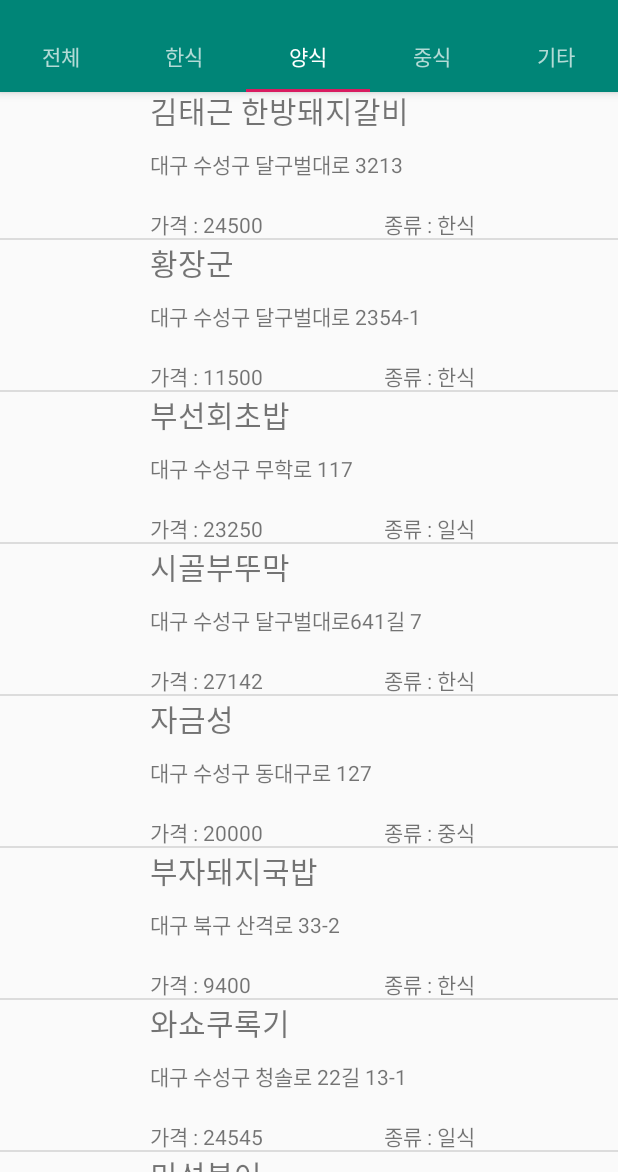
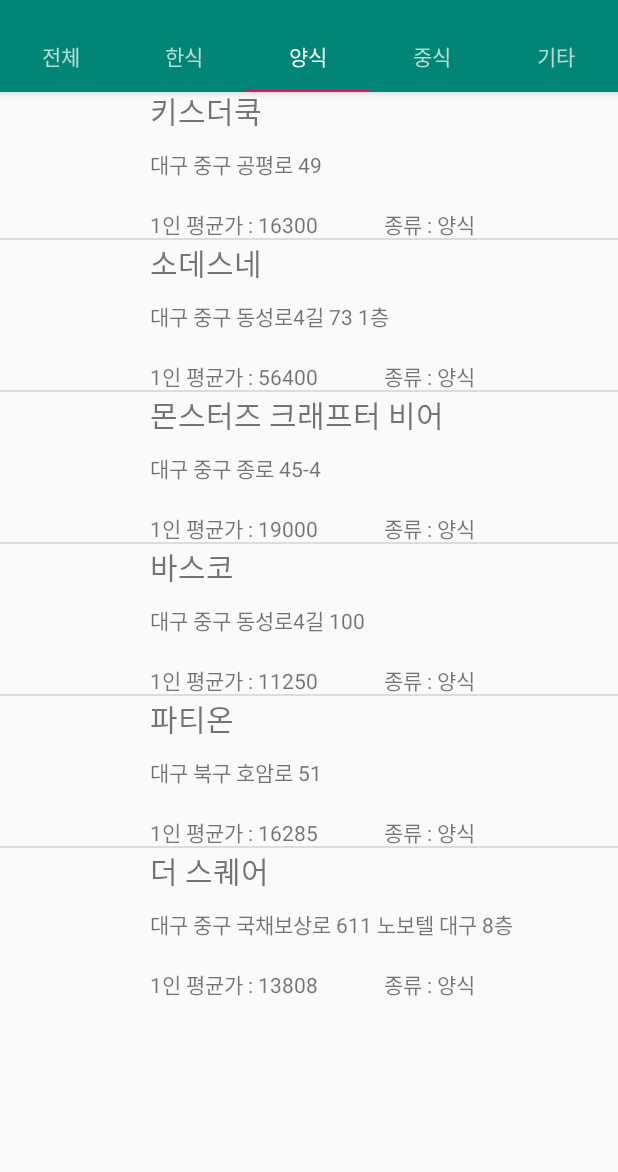
Before and after one commit to SongeunYoo/MobileAppProgramming1-team2, an Android app: the RankPage screen opened directly, with no data from a screen before it, tab 3 chosen, on a phone screen of 412 x 824 dp, the part 64-1236 px from its top. Run offline under Robolectric (Android 15) with nearby library versions, the phone set to English and light mode, and no system bars; 1 statement that could not run was skipped.

Commit message:
Show by Kind

```diff
--- a/test3/app/src/main/java/com/example/test3/RankPage.java
+++ b/test3/app/src/main/java/com/example/test3/RankPage.java
@@ -38,11 +38,14 @@
 
 import java.util.ArrayList;
 
+import static android.widget.Toast.LENGTH_SHORT;
+
 public class RankPage extends AppCompatActivity {
     String test = "";
     ListView listView;
     CustomAdapter customAdapter;
     ArrayList<restaurantItem> list;
+    ArrayList<restaurantItem> currentList;
 
     private static Toolbar toolbar;
     private static ViewPager viewPager;
@@ -59,6 +62,7 @@
         viewPager.setAdapter(sectionsPagerAdapter);
         tabLayout = findViewById(R.id.tabs);
         tabLayout.setupWithViewPager(viewPager);
+        Toast.makeText(this ,"", Toast.LENGTH_SHORT).show();
 
         tabLayout.setOnTabSelectedListener(new TabLayout.OnTabSelectedListener() {
             @Override
@@ -66,19 +70,19 @@
                 viewPager.setCurrentItem(tab.getPosition());//setting current selected item over viewpager
                 switch (tab.getPosition()) {
                     case 0:
-                        Log.e("TAG","TAB1");
+                        selectItem("전체");
                         break;
                     case 1:
-                        Log.e("TAG","TAB2");
+                        selectItem("한식");
                         break;
                     case 2:
-                        Log.e("TAG","TAB3");
+                        selectItem("양식");
                         break;
                     case 3:
-                        Log.e("TAG","TAB1");
+                        selectItem("중식");
                         break;
                     case 4:
-                        Log.e("TAG","TAB2");
+                        selectItem("기타");
                         break;
                 }
             }
@@ -95,6 +99,7 @@
         list = setXMLlist();
         customAdapter = new CustomAdapter(this, 0, list);
         listView = (ListView) findViewById(R.id.ListView);
+        currentList = list;
         orderedListView(0);
 
         final Geocoder geocoder = new Geocoder(this);
@@ -124,12 +129,37 @@
         });
     }
 
+    public void selectItem(String kind) {
+        ArrayList<restaurantItem> newList = new ArrayList<restaurantItem>();
+        if (kind.equals("전체")) {
+            customAdapter = new CustomAdapter(this, 0, list);
+            listView.setAdapter(customAdapter);
+            currentList = newList;
+            return;
+        }
+
+        if (kind.equals("기타")) {
+            for(int i=0; i<list.size();i++)
+                if(list.get(i).get_kind().equals("일식") || list.get(i).get_kind().equals("아시안"))
+                    newList.add(list.get(i));
+            customAdapter = new CustomAdapter(this, 0, newList);
+            listView.setAdapter(customAdapter);
+            currentList = newList;
+            return;
+        }
+
+        for(int i=0; i<list.size();i++)
+            if(list.get(i).get_kind().equals(kind))
+                newList.add(list.get(i));
+        customAdapter = new CustomAdapter(this, 0, newList);
+        listView.setAdapter(customAdapter);
+        currentList = newList;
+        return;
+    }
     public void orderedListView(int order) {
-
-        List selectedList = new ArrayList();
         switch(order) {
             case 0:
-                Collections.sort(list, new Comparator<restaurantItem>() {
+                Collections.sort(currentList, new Comparator<restaurantItem>() {
                     @Override
                     public int compare(restaurantItem r1, restaurantItem r2) {
                         if (r1.get_count() < r2.get_count()) {
@@ -143,7 +173,7 @@
                 break;
 
             case 1:
-                Collections.sort(list, new Comparator<restaurantItem>() {
+                Collections.sort(currentList, new Comparator<restaurantItem>() {
                     @Override
                     public int compare(restaurantItem r1, restaurantItem r2) {
                         if (r1.get_price() < r2.get_price()) {
@@ -157,7 +187,7 @@
                 break;
 
             case 2:
-                Collections.sort(list, new Comparator<restaurantItem>() {
+                Collections.sort(currentList, new Comparator<restaurantItem>() {
                     @Override
                     public int compare(restaurantItem r1, restaurantItem r2) {
                         if (r1.get_price() > r2.get_price()) {
@@ -171,7 +201,7 @@
                 break;
 
         }
-        customAdapter = new CustomAdapter(this, 0, list);
+        customAdapter = new CustomAdapter(this, 0, currentList);
         listView.setAdapter(customAdapter);
     }
 
@@ -191,23 +221,19 @@
 
         switch (id) {
             case R.id.rank:
-                Toast.makeText(this.getApplicationContext(), "랭킹순으로 정렬합니다.", Toast.LENGTH_SHORT).show();
+                Toast.makeText(this.getApplicationContext(), "랭킹순으로 정렬합니다.", LENGTH_SHORT).show();
                 orderedListView(0);
                 break;
 
-            //추가로 listview 출력시킬 것 수정
-
             case R.id.cheap:
-                Toast.makeText(this.getApplicationContext(), "낮은 가격순으로 정렬합니다.", Toast.LENGTH_SHORT).show();
+                Toast.makeText(this.getApplicationContext(), "낮은 가격순으로 정렬합니다.", LENGTH_SHORT).show();
                 orderedListView(1);
                 break;
-            //추가로 listview 출력시킬 것 수정
 
             case R.id.expensive:
-                Toast.makeText(this.getApplicationContext(), "높은 가격순으로 정렬합니다.", Toast.LENGTH_SHORT).show();
+                Toast.makeText(this.getApplicationContext(), "높은 가격순으로 정렬합니다.", LENGTH_SHORT).show();
                 orderedListView(2);
                 break;
-            //추가로 listview 출력시킬 것 수정
         }
 
         return super.onOptionsItemSelected(item);
@@ -358,7 +384,7 @@
             TextView location = (TextView) convertView.findViewById(R.id.location);
             location.setText(String.format("%s", item.get_location()));
             TextView price = (TextView) convertView.findViewById(R.id.price);
-            price.setText(String.format("가격 : %d", item.get_price()));
+            price.setText(String.format("1인 평균가 : %d", item.get_price()));
             TextView kind = (TextView) convertView.findViewById(R.id.kind);
             kind.setText(String.format("종류 : %s", item.get_kind()));
 
```
Also changed, not shown: test3/app/src/main/res/drawable/defaultimage.png (added).
